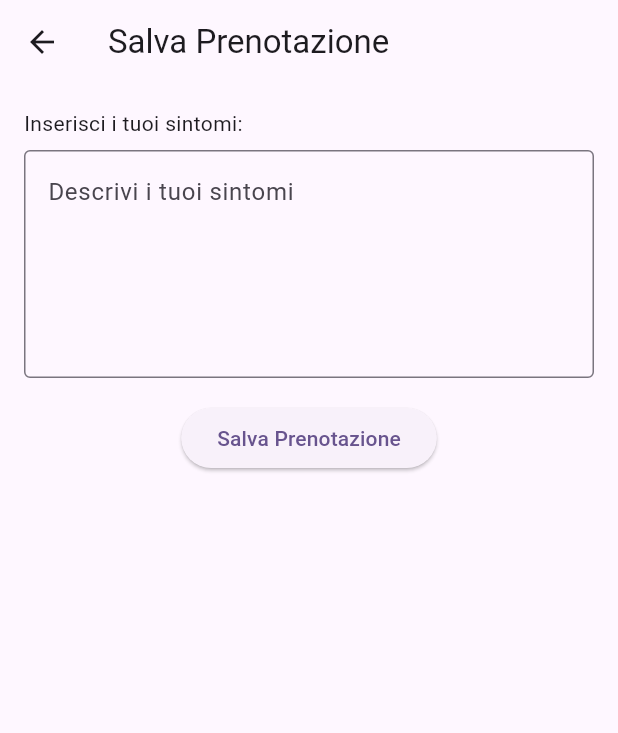
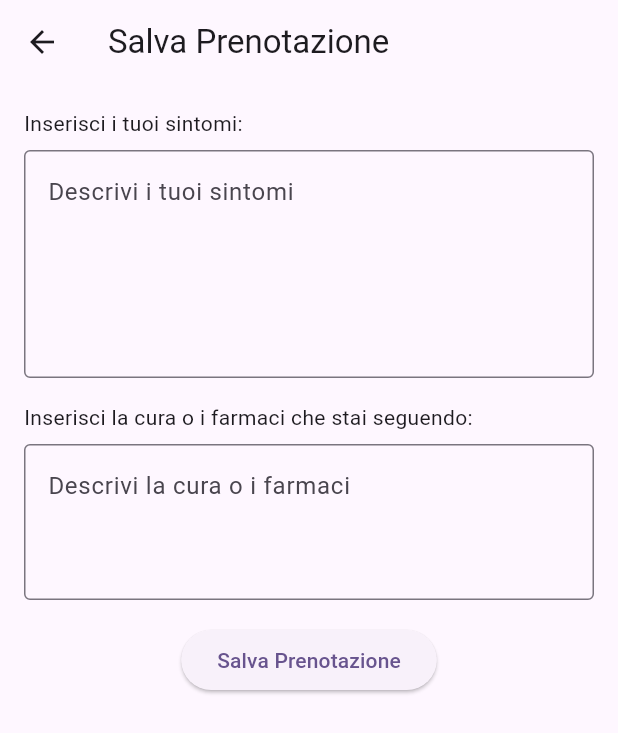
Before and after one commit to alessandrosaccone/casamed_mobile, a Flutter app: the SaveBookingPage screen opened directly with empty values, on a phone screen of 412 x 824 dp. Shown: the top 733 px of the screen. Run offline on Flutter 3.47's test engine with Material 3 defaults, Android fonts, the phone set to English and light mode, and no system bars; our stand-ins replace shared_preferences, table_calendar; accounts and stored records are empty.

Commit message:
you can describe the medical care you're taking

```diff
--- a/frontend/medcare/lib/pages/save_booking.dart
+++ b/frontend/medcare/lib/pages/save_booking.dart
@@ -25,12 +25,10 @@ class SaveBookingPage extends StatefulWidget {
 }
 
 class _SaveBookingPageState extends State<SaveBookingPage> {
-
   final TextEditingController _symptomsController = TextEditingController();
+  final TextEditingController _treatmentController = TextEditingController(); // Controller per la cura
 
   Future<void> _createBooking() async {
-
-    final patientId = widget.userId; // ID del paziente (da ottenere secondo la tua logica)
     final url = Uri.parse('http://10.0.2.2:3000/bookings');
 
     try {
@@ -46,7 +44,8 @@ class _SaveBookingPageState extends State<SaveBookingPage> {
           'bookingDate': widget.date,
           'startTime': widget.startTime,
           'endTime': widget.endTime,
-          'symptomDescription': _symptomsController.text, // Aggiunta sintomi
+          'symptomDescription': _symptomsController.text, // Sintomi
+          'treatment': _treatmentController.text, // Cura o farmaci
         }),
       );
 
@@ -91,6 +90,17 @@ class _SaveBookingPageState extends State<SaveBookingPage> {
               ),
             ),
             const SizedBox(height: 16.0),
+            const Text('Inserisci la cura o i farmaci che stai seguendo:'),
+            const SizedBox(height: 8.0),
+            TextField(
+              controller: _treatmentController, // Campo per la cura
+              maxLines: 3,
+              decoration: const InputDecoration(
+                border: OutlineInputBorder(),
+                hintText: 'Descrivi la cura o i farmaci',
+              ),
+            ),
+            const SizedBox(height: 16.0),
             Center(
               child: ElevatedButton(
                 onPressed: _createBooking, // Usa il metodo _createBooking
--- a/frontend/medcare/lib/pages/viewBookings_page.dart
+++ b/frontend/medcare/lib/pages/viewBookings_page.dart
@@ -4,12 +4,10 @@ import 'accept_booking_page.dart';
 import 'dart:convert';
 
 class ViewBookingsPage extends StatefulWidget {
-  //final int userId;
   final String token;
 
   const ViewBookingsPage({
     Key? key,
-    //required this.userId,
     required this.token,
   }) : super(key: key);
 
@@ -91,7 +89,6 @@ class _ViewBookingsPageState extends State<ViewBookingsPage> {
         itemCount: bookings.length,
         itemBuilder: (context, index) {
           final booking = bookings[index];
-          print(booking);
           return Card(
             margin: const EdgeInsets.all(8.0),
             child: InkWell(
@@ -99,11 +96,10 @@ class _ViewBookingsPageState extends State<ViewBookingsPage> {
                 Navigator.push(
                   context,
                   MaterialPageRoute(
-                    builder: (context) =>
-                        AcceptBookingPage(
-                          bookingId: booking["bookingId"],
-                          token: widget.token,
-                        ),
+                    builder: (context) => AcceptBookingPage(
+                      bookingId: booking["bookingId"],
+                      token: widget.token,
+                    ),
                   ),
                 );
               },
@@ -118,6 +114,8 @@ class _ViewBookingsPageState extends State<ViewBookingsPage> {
                     Text(
                         'Orario: ${booking['startTime']} - ${booking['endTime']}'),
                     Text('Sintomi: ${booking['symptomDescription']}'),
+                    Text('Cura: ${booking['treatment'] ?? 'Non specificata'}'), // Mostra la cura o i farmaci
+                    Text('Indirizzo: ${booking['patientAddress'] ?? 'Non disponibile'}'), // Nuova riga per mostrare l'indirizzo
                   ],
                 ),
                 trailing: Icon(
```
Also changed, not shown: frontend/medcare/lib/pages/register_page.dart (+13 -5 lines), 3 other files.
